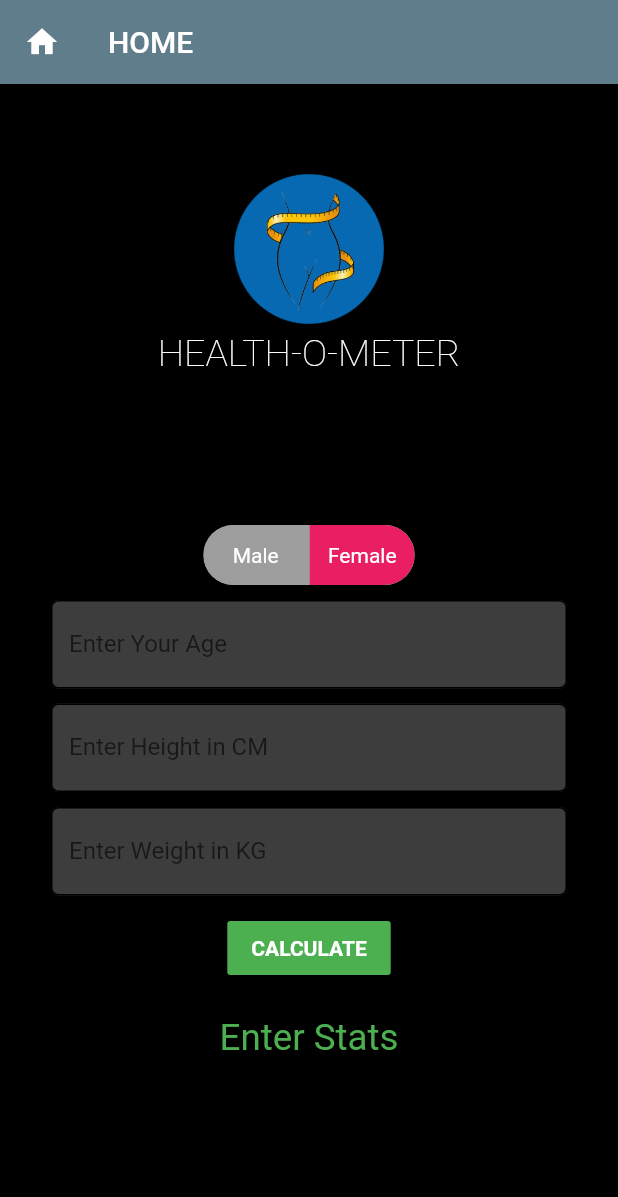
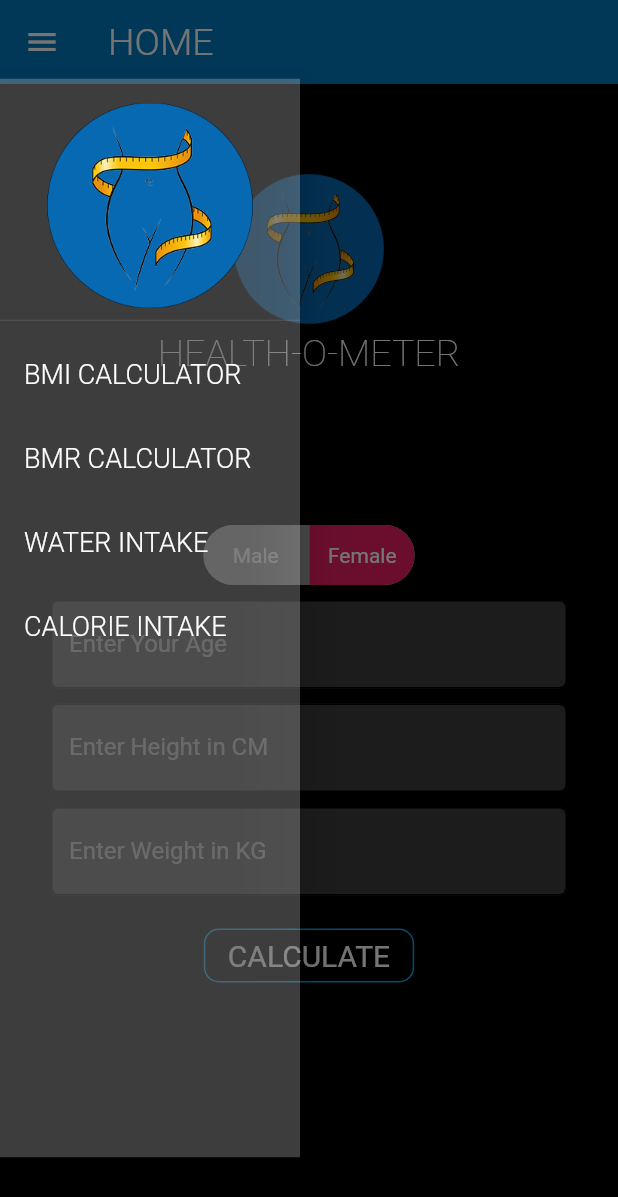
Before and after one commit to aprillegaspi/Health-o-Meter-Project, a Flutter app: the BmiHome screen opened directly, with the side drawer open (before the commit the screen has no drawer), on a phone screen of 412 x 824 dp. Shown: the top 1197 px of the screen. Run offline on Flutter 3.47's test engine with Material 2 defaults, Android fonts, the phone set to English and light mode, and no system bars; drawn by our look-alikes of toggle_switch; Roboto replaces fonts that are missing (Schyler).

Commit message:
feat: update 12-15-20

```diff
--- a/lib/main.dart
+++ b/lib/main.dart
@@ -10,7 +10,10 @@ class MyApp extends StatelessWidget {
     return MaterialApp(
       debugShowCheckedModeBanner: false,
       title: 'Health-O-Meter',
-      theme: ThemeData(primarySwatch: Colors.blueGrey),
+      theme: ThemeData(
+          brightness: Brightness.dark,
+          primaryColor: Colors.lightBlue[800],
+          accentColor: Colors.cyan[600]),
       home: MyHomePage(),
     );
   }
@@ -83,9 +86,8 @@ class _MyHomePageState extends State<MyHomePage> {
                       fontWeight: FontWeight.w300)),
               shape: RoundedRectangleBorder(
                   borderRadius: BorderRadius.circular(10.0),
-                  side: BorderSide(color: Colors.white)),
+                  side: BorderSide(color: Colors.lightBlue)),
               color: Colors.black,
-              splashColor: Colors.blue,
             )),
         SizedBox(height: 25.0),
         SizedBox(
@@ -101,9 +103,8 @@ class _MyHomePageState extends State<MyHomePage> {
                       fontWeight: FontWeight.w300)),
               shape: RoundedRectangleBorder(
                   borderRadius: BorderRadius.circular(10.0),
-                  side: BorderSide(color: Colors.white)),
+                  side: BorderSide(color: Colors.lightBlue)),
               color: Colors.black,
-              splashColor: Colors.blue,
             )),
         SizedBox(height: 25.0),
         SizedBox(
@@ -119,9 +120,8 @@ class _MyHomePageState extends State<MyHomePage> {
                       fontWeight: FontWeight.w300)),
               shape: RoundedRectangleBorder(
                   borderRadius: BorderRadius.circular(10.0),
-                  side: BorderSide(color: Colors.white)),
+                  side: BorderSide(color: Colors.lightBlue)),
               color: Colors.black,
-              splashColor: Colors.blue,
             )),
         SizedBox(height: 25.0),
         SizedBox(
@@ -137,27 +137,8 @@ class _MyHomePageState extends State<MyHomePage> {
                       fontWeight: FontWeight.w300)),
               shape: RoundedRectangleBorder(
                   borderRadius: BorderRadius.circular(10.0),
-                  side: BorderSide(color: Colors.white)),
+                  side: BorderSide(color: Colors.lightBlue)),
               color: Colors.black,
-              splashColor: Colors.blue,
-            )),
-        SizedBox(height: 25.0),
-        SizedBox(
-            width: 300.0,
-            height: 50.0,
-            child: RaisedButton(
-              onPressed: () {},
-              child: Text("ALLERGY PREVENTOR",
-                  style: TextStyle(
-                      fontSize: 20.0,
-                      color: Colors.white,
-                      fontFamily: 'Schyler',
-                      fontWeight: FontWeight.w300)),
-              shape: RoundedRectangleBorder(
-                  borderRadius: BorderRadius.circular(10.0),
-                  side: BorderSide(color: Colors.white)),
-              color: Colors.black,
-              splashColor: Colors.blue,
             )),
       ]),
     ));
@@ -185,6 +166,7 @@ class NewScreen extends StatelessWidget {
                   SizedBox(height: 5.0),
                   Text('HEALTH-O-METER',
                       style: TextStyle(
+                          color: Colors.white,
                           fontSize: 25,
                           fontFamily: 'Schyler',
                           fontWeight: FontWeight.w200)),
@@ -221,9 +203,9 @@ class NewScreen extends StatelessWidget {
                 child: RaisedButton(
                   shape: RoundedRectangleBorder(
                       borderRadius: BorderRadius.circular(30.0),
-                      side: BorderSide(color: Colors.white)),
-                  color: Colors.blue,
-                  splashColor: Colors.grey,
+                      side: BorderSide(color: Colors.lightBlue)),
+                  color: Colors.black,
+                  splashColor: Colors.white,
                   onPressed: () {
                     Navigator.push(
                       context,
@@ -265,16 +247,14 @@ class BMIState extends State<BmiHome> {
       setState(() {
         //height = height * 12;
         _calc = weight / pow((height / 100), 2);
-        _bmiResult = _calc.toStringAsFixed(2);
+        _bmiResult = _calc.toStringAsFixed(1);
 
-        if (_calc < 18.5) {
+        if (_calc >= 25) {
+          _status = 'OVERWEIGHT';
+        } else if (_calc > 18.5) {
+          _status = 'NORMAL';
+        } else {
           _status = 'UNDERWEIGHT';
-        } else if (_calc >= 18.5 && _calc <= 24.9) {
-          _status = 'NORMAL';
-        } else if (_calc >= 25.0 && _calc <= 29.9) {
-          _status = 'OVERWEIGHT';
-        } else {
-          _status = 'OBESE';
         }
       });
     }
@@ -285,9 +265,81 @@ class BMIState extends State<BmiHome> {
     return new Scaffold(
       backgroundColor: Colors.black,
       appBar: AppBar(
-        leading: Icon(Icons.home),
-        title: Text('HOME'),
-      ),
+          title: Text('HOME',
+              style: TextStyle(
+                  fontFamily: 'Schyler',
+                  fontSize: 25,
+                  fontWeight: FontWeight.w300))),
+      drawer: Theme(
+          data: Theme.of(context).copyWith(canvasColor: Colors.white24),
+          child: Container(
+              width: 200,
+              height: 719,
+              child: Drawer(
+                  child: Container(
+                child: ListView(padding: EdgeInsets.zero, children: <Widget>[
+                  DrawerHeader(
+                    child: Image.asset(
+                      'assets/logo.png',
+                      height: 50.0,
+                      width: 50.0,
+                      fit: BoxFit.fitHeight,
+                    ),
+                  ),
+                  ListTile(
+                      title: Text(
+                        'BMI CALCULATOR',
+                        style: TextStyle(
+                            color: Colors.white,
+                            fontSize: 18.0,
+                            fontFamily: 'Schyler',
+                            fontWeight: FontWeight.w300),
+                      ),
+                      onTap: () {
+                        Navigator.push(
+                            context,
+                            MaterialPageRoute(
+                              builder: (context) => NewScreen(),
+                            ));
+                      }),
+                  ListTile(
+                      title: Text(
+                        'BMR CALCULATOR',
+                        style: TextStyle(
+                            color: Colors.white,
+                            fontSize: 18.0,
+                            fontFamily: 'Schyler',
+                            fontWeight: FontWeight.w300),
+                      ),
+                      onTap: () {
+                        Navigator.pop(context);
+                      }),
+                  ListTile(
+                      title: Text(
+                        'WATER INTAKE',
+                        style: TextStyle(
+                            color: Colors.white,
+                            fontSize: 18.0,
+                            fontFamily: 'Schyler',
+                            fontWeight: FontWeight.w300),
+                      ),
+                      onTap: () {
+                        Navigator.pop(context);
+                      }),
+                  ListTile(
+                      title: Text(
+                        'CALORIE INTAKE',
+                        style: TextStyle(
+                            color: Colors.white,
+                            fontSize: 18.0,
+                            fontFamily: 'Schyler',
+                            fontWeight: FontWeight.w300),
+                      ),
+                      onTap: () {
+                        Navigator.pop(context);
+                      }),
+                ]),
+              )))),
       body: new ListView(
         padding: EdgeInsets.symmetric(horizontal: 24.0),
         children: <Widget>[
@@ -325,12 +377,14 @@ class BMIState extends State<BmiHome> {
                   labels: ['Male', 'Female'],
                   activeBgColors: [Colors.blue, Colors.pink],
                   onToggle: (index) {
-                    print('switched to: $index');
+                    print('INDEX: $index');
+                    //setState(() {});
                   },
                 ),
                 SizedBox(height: 10.0),
                 new TextField(
                   controller: _ageFieldController,
+                  textAlign: TextAlign.center,
                   decoration: new InputDecoration(
                       labelText: 'Enter Your Age',
                       filled: true,
@@ -345,6 +399,7 @@ class BMIState extends State<BmiHome> {
                 SizedBox(height: 10.0),
                 new TextField(
                   controller: _heightFieldController,
+                  textAlign: TextAlign.center,
                   decoration: new InputDecoration(
                       labelText: 'Enter Height in CM',
                       filled: true,
@@ -359,6 +414,7 @@ class BMIState extends State<BmiHome> {
                 SizedBox(height: 10.0),
                 new TextField(
                   controller: _weightFieldController,
+                  textAlign: TextAlign.center,
                   decoration: new InputDecoration(
                       labelText: 'Enter Weight in KG',
                       filled: true,
@@ -370,36 +426,42 @@ class BMIState extends State<BmiHome> {
                       hintStyle:
                           TextStyle(color: Colors.white10, fontSize: 20)),
                 ),
-                new Padding(padding: const EdgeInsets.all(5.5)),
+                new Padding(padding: const EdgeInsets.all(8)),
                 new RaisedButton(
                   onPressed: _calculateBMI,
                   child: new Text(
                     'CALCULATE',
-                    style: new TextStyle(fontWeight: FontWeight.bold),
+                    style: new TextStyle(
+                      fontSize: 20,
+                      fontWeight: FontWeight.normal,
+                    ),
                   ),
-                  color: Colors.green,
+                  shape: RoundedRectangleBorder(
+                      borderRadius: BorderRadius.circular(10.0),
+                      side: BorderSide(color: Colors.lightBlue)),
+                  color: Colors.black,
                   textColor: Colors.white,
                 )
               ],
             ),
           ),
-          new Padding(padding: const EdgeInsets.all(5.5)),
+          new Padding(padding: const EdgeInsets.all(5)),
           new Container(
             alignment: Alignment.topCenter,
             child: new Column(
               mainAxisAlignment: MainAxisAlignment.center,
               children: <Widget>[
                 new Text(
-                  _bmiResult != null ? 'BMI: $_bmiResult' : 'Enter Stats',
+                  _bmiResult != null ? 'BMI: $_bmiResult' : '',
                   style: new TextStyle(
-                    color: Colors.green,
+                    color: Colors.white,
                     fontSize: 24.5,
                   ),
                 ),
                 new Text(
                   _status != null ? _status : '',
-                  style: new TextStyle(color: Colors.blue, fontSize: 28.0),
-                )
+                  style: new TextStyle(color: Colors.green, fontSize: 28.0),
+                ),
               ],
             ),
           ),
```
Also changed, not shown: pubspec.yaml (+8 -0 lines), assets/launcher_icon.png (added), pubspec.lock, 22 other files.
